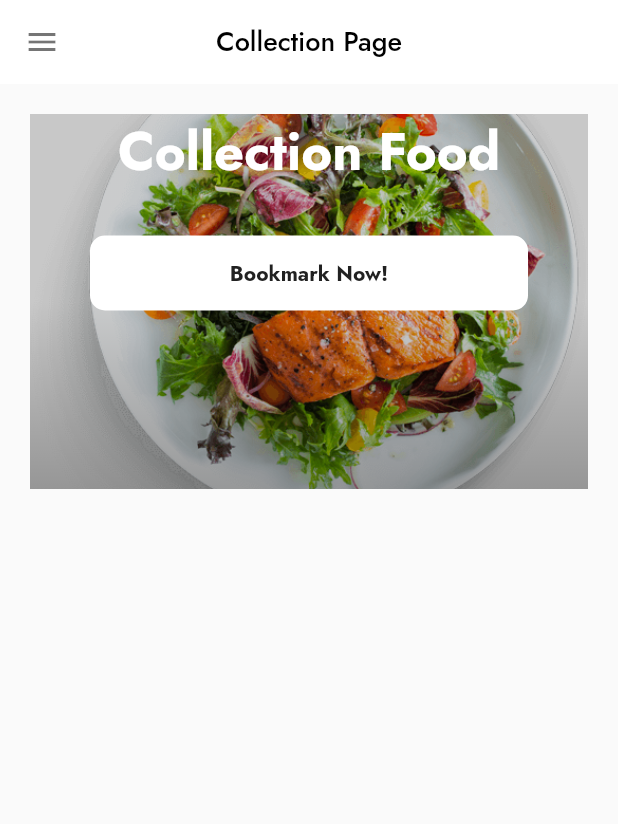
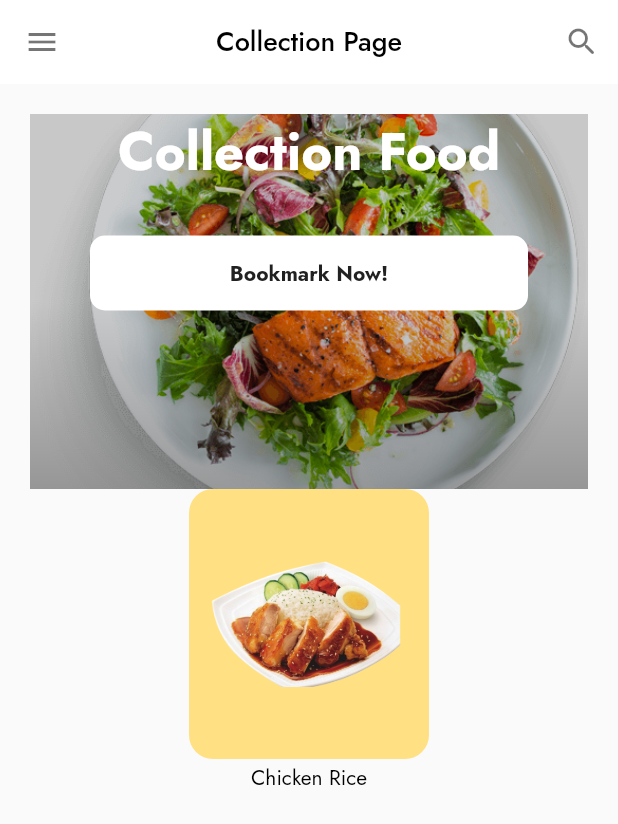
Before and after one commit to UWare1/FindFood, a Flutter app: the CollectionPage screen opened directly, on a phone screen of 412 x 824 dp. Shown: the top 824 px of the screen. Run offline on Flutter 3.47's test engine with Material 2 defaults, Android fonts, the phone set to English and light mode, and no system bars; our stand-ins replace audioplayers, awesome_snackbar_content, flutter_fortune_wheel, flutter_rating_bar, flutter_slidable, like_button and 1 more.

Commit message:
update1pictureoncollectionpage

```diff
--- a/findfood/lib/constants.dart
+++ b/findfood/lib/constants.dart
@@ -1,3 +1,3 @@
 import 'package:flutter/material.dart';
 
-const kDefaultPaddin = 20.0;
+const kDefaultPaddin = 10.0;
--- a/findfood/lib/pages/navpages/collection_page.dart
+++ b/findfood/lib/pages/navpages/collection_page.dart
@@ -27,7 +27,6 @@ class _CollectionPage extends State<CollectionPage> {
         'assets/images/pngfind.com-pizza-png-605630.png'
   ];
 
-  get index => 0;
   @override
   Widget build(BuildContext context) {
     return Scaffold(
@@ -47,6 +46,14 @@ class _CollectionPage extends State<CollectionPage> {
           ),
         ),
         centerTitle: true,
+        actions: [
+            IconButton(
+                icon: const Icon(Icons.search_rounded),
+                color: Colors.black54,
+                onPressed: () {
+                  showSearch(context: context, delegate: CustomSearch());
+                })
+          ],
       ),
       body: SafeArea(
           child: Container(
@@ -96,18 +103,13 @@ class _CollectionPage extends State<CollectionPage> {
                                 fontWeight: FontWeight.bold),
                           ),
                         )),
-                    SizedBox(
-                      height: 100,
+                  ],
                 ),
-                    Expanded(
-                        child: GridView.count(
-                      crossAxisCount: 2,
-                      padding: EdgeInsets.all(20),
-                      crossAxisSpacing: 20,
-                      mainAxisSpacing: 20,
-                      children: _listItem
-                          .map((item) => Card(
-                                child: Container(
+              ),
+            ),
+            //ขึ้นละ1 เท่านั้น
+            Container(
+              padding: EdgeInsets.all(kDefaultPaddin),
               height: 180,
               width: 160,
               decoration: BoxDecoration(
@@ -115,18 +117,14 @@ class _CollectionPage extends State<CollectionPage> {
                 borderRadius: BorderRadius.circular(16),
               ),
               child: Image.asset(Foods[0].image),
-                                  /*decoration: BoxDecoration(
-                                      image: DecorationImage(
-                                          image: AssetImage(item),
-                                          fit: BoxFit.cover)),*/
             ),
-                              ))
-                          .toList(),
-                    ))
-                  ],
+            Padding(
+              padding: const EdgeInsets.symmetric(vertical: kDefaultPaddin / 4),
+              child: Text(
+                Foods[0].name,
+                style: TextStyle(color: Colors.black),
               ),
             ),
-            )
           ],
         ),
       )),
@@ -423,3 +421,74 @@ class _CollectionPageState extends State<CollectionPage> with TickerProviderStat
       ),
     );
   }*/
+class CustomSearch extends SearchDelegate {
+  List<String> allData = [
+    'Salmon Salad',
+    'Chicken Ramen',
+    'Veg Pizza',
+    'Salad',
+    'Fried-fish with rice',
+    'Pescado Soup',
+    'Indian Omelette',
+    'Yello Curry',
+    'Chicken fire rice',
+    'Kimchi fried rice',
+    'Green Curry'
+  ];
+  @override
+  List<Widget>? buildActions(BuildContext context) {
+    return [
+      IconButton(
+        icon: const Icon(Icons.clear),
+        onPressed: () {
+          query = '';
+        },
+      )
+    ];
+  }
+
+  @override
+  Widget? buildLeading(BuildContext context) {
+    return IconButton(
+        icon: const Icon(Icons.arrow_back),
+        onPressed: () {
+          close(context, null);
+        });
+  }
+
+  @override
+  Widget buildSuggestions(BuildContext context) {
+    List<String> matchQuery = [];
+    for (var item in allData) {
+      if (item.toLowerCase().contains(query.toLowerCase())) {
+        matchQuery.add(item);
+      }
+    }
+    return ListView.builder(
+        itemCount: matchQuery.length,
+        itemBuilder: (context, index) {
+          var result = matchQuery[index];
+          return ListTile(
+            title: Text(result),
+          );
+        });
+  }
+
+  @override
+  Widget buildResults(BuildContext context) {
+    List<String> matchQuery = [];
+    for (var item in allData) {
+      if (item.toLowerCase().contains(query.toLowerCase())) {
+        matchQuery.add(item);
+      }
+    }
+    return ListView.builder(
+        itemCount: matchQuery.length,
+        itemBuilder: (context, index) {
+          var result = matchQuery[index];
+          return ListTile(
+            title: Text(result),
+          );
+        });
+  }
+}
```
Lines whose indentation alone changed are shown as unchanged.
